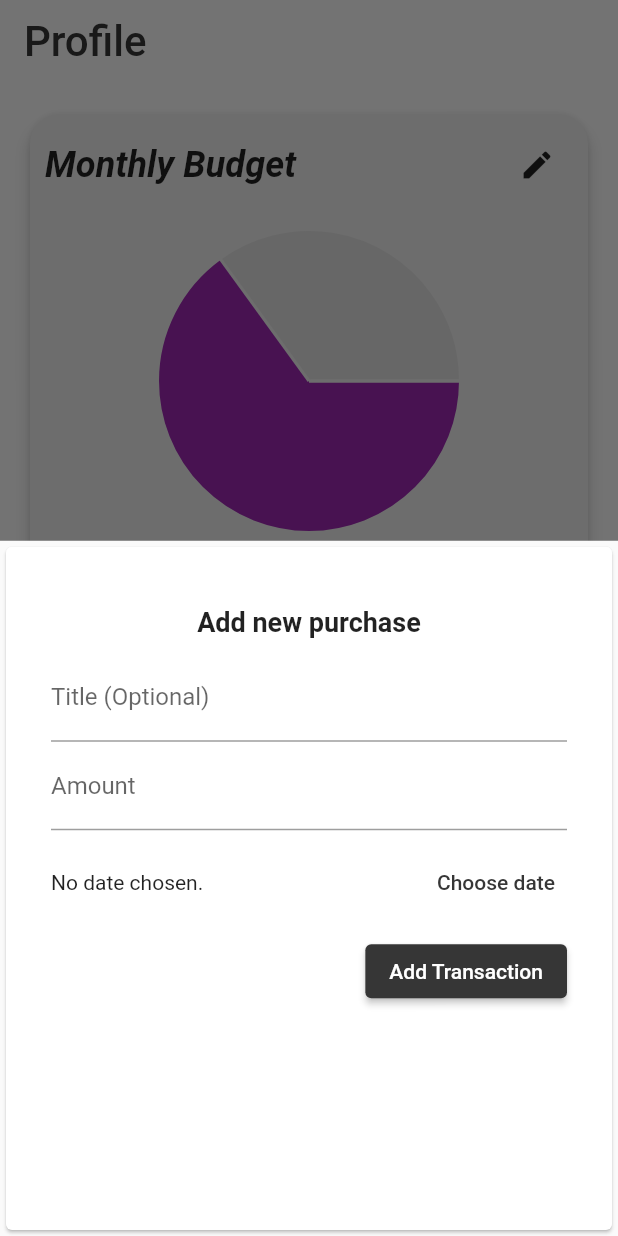
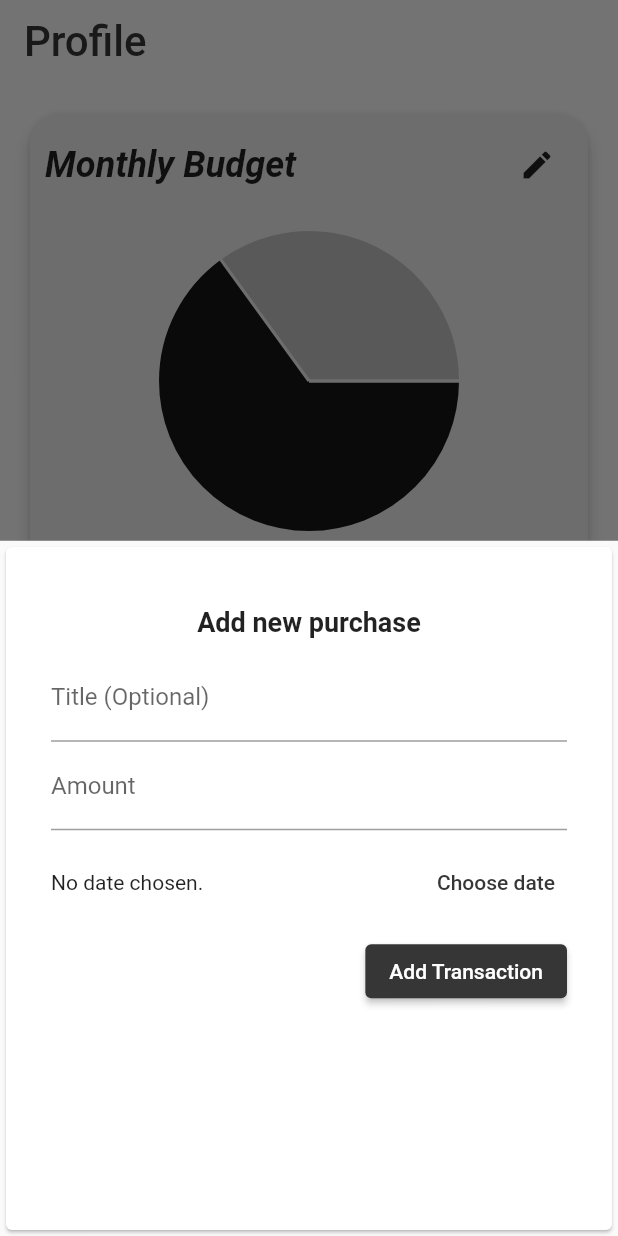
Before and after one commit to adityasundar15/myBasket, a Flutter app: the screen it shows after launch, item 3 of the bottom bar chosen, after a tap on the "add" icon, on a phone screen of 412 x 824 dp. Run offline on Flutter 3.47's test engine with Material 2 defaults, Android fonts, the phone set to English and light mode, and no system bars; drawn by our look-alikes of fl_chart; our stand-ins replace sqflite, table_calendar; missing offline and left inert: flutter_animated_dialog; accounts and stored records are empty.

Commit message:
Bug fixes

```diff
--- a/lib/chart_data.dart
+++ b/lib/chart_data.dart
@@ -1,7 +1,8 @@
 import 'package:fl_chart/fl_chart.dart';
-import 'package:flutter/foundation.dart';
 import 'package:flutter/material.dart';
 import './models/transaction.dart';
+
+import '/colorScheme.dart'; //Color scheme of project
 
 double totalBudget = 200.0;
 
@@ -51,12 +52,12 @@ List<PieChartSectionData> givePieData(double totalBudget) {
     PieChartSectionData(
         value: amountSpentThisMonth,
         title: '',
-        color: Colors.purple,
+        color: ColorOptions.colorscheme[900],
         radius: 100),
     PieChartSectionData(
         value: totalBudget - amountSpentThisMonth,
         title: '',
-        color: Colors.grey[300],
+        color: ColorOptions.colorscheme[100],
         radius: 100)
   ];
 }
@@ -69,6 +70,7 @@ List<BarChartGroupData> getBarData() {
         x: i,
         barRods: [
           BarChartRodData(
+              color: ColorOptions.colorscheme[900],
               toY: yearlyTransactions[i] ?? 0,
               width: barWidth,
               borderRadius: BorderRadius.zero)
@@ -80,51 +82,3 @@ List<BarChartGroupData> getBarData() {
 }
 
 List<BarChartGroupData> barData = getBarData();
-
-// final List<BarChartGroupData> barData = [
-//   BarChartGroupData(
-//     x: 0,
-//     barRods: [
-//       BarChartRodData(
-//           toY: yearlyTransactions[1],
-//           width: barWidth,
-//           borderRadius: BorderRadius.zero)
-//     ],
-//   ),
-//   BarChartGroupData(x: 1, barRods: [
-//     BarChartRodData(toY: 10, width: barWidth, borderRadius: BorderRadius.zero)
-//   ]),
-//   BarChartGroupData(x: 2, barRods: [
-//     BarChartRodData(toY: 10, width: barWidth, borderRadius: BorderRadius.zero)
-//   ]),
-//   BarChartGroupData(x: 3, barRods: [
-//     BarChartRodData(toY: 10, width: barWidth, borderRadius: BorderRadius.zero)
-//   ]),
-//   BarChartGroupData(x: 4, barRods: [
-//     BarChartRodData(toY: 10, width: barWidth, borderRadius: BorderRadius.zero)
-//   ]),
-//   BarChartGroupData(x: 5, barRods: [
-//     BarChartRodData(toY: 10, width: barWidth, borderRadius: BorderRadius.zero)
-//   ]),
-//   BarChartGroupData(x: 6, barRods: [
-//     BarChartRodData(toY: 10, width: barWidth, borderRadius: BorderRadius.zero)
-//   ]),
-//   BarChartGroupData(x: 7, barRods: [
-//     BarChartRodData(toY: 10, width: barWidth, borderRadius: BorderRadius.zero)
-//   ]),
-//   BarChartGroupData(x: 8, barRods: [
-//     BarChartRodData(toY: 10, width: barWidth, borderRadius: BorderRadius.zero)
-//   ]),
-//   BarChartGroupData(x: 9, barRods: [
-//     BarChartRodData(toY: 10, width: barWidth, borderRadius: BorderRadius.zero)
-//   ]),
-//   BarChartGroupData(x: 10, barRods: [
-//     BarChartRodData(toY: 10, width: barWidth, borderRadius: BorderRadius.zero)
-//   ]),
-//   BarChartGroupData(x: 11, barRods: [
-//     BarChartRodData(toY: 10, width: barWidth, borderRadius: BorderRadius.zero)
-//   ]),
-//   BarChartGroupData(x: 12, barRods: [
-//     BarChartRodData(toY: 10, width: barWidth, borderRadius: BorderRadius.zero)
-//   ]),
-// ];
--- a/lib/screens/stock_screen.dart
+++ b/lib/screens/stock_screen.dart
@@ -8,7 +8,6 @@ import '../myUtils.dart';
 import '../widgets/stockPage/stock_item_list.dart';
 
 import '../widgets/stockPage/add_item.dart';
-import '../models/returnItemData.dart';
 
 class StockScreen extends StatefulWidget {
   const StockScreen({super.key});
@@ -53,7 +52,7 @@ class _StockScreenState extends State<StockScreen> {
               onTap: null,
               behavior: HitTestBehavior.opaque,
               // display what should be inside the modal sheet.
-              child: AddItemDialog());
+              child: const AddItemDialog());
         }).then((data) {
       if (!kItems.keys.contains(data.expiryDate)) {
         kItems[data.expiryDate] = [];
--- a/lib/shoppingList/shoppingItemtoItem.dart
+++ b/lib/shoppingList/shoppingItemtoItem.dart
@@ -3,11 +3,11 @@ import 'shopping_item.dart';
 import '../myUtils.dart';
 
 void convertShoppingItemToItem(ShoppingItem shoppingItem) {
-  final expiryDate = DateTime.parse(shoppingItem.fridgeExpiryDate!);
-  final purchaseDate = shoppingItem.timeBought != null
+  var expiryDate = DateTime.parse(shoppingItem.fridgeExpiryDate!);
+  var purchaseDate = shoppingItem.timeBought != null
       ? DateTime.parse(shoppingItem.timeBought!)
       : DateTime.now();
-  final convertedItem = Item(
+  var convertedItem = Item(
       title: shoppingItem.name,
       purchaseDate: purchaseDate,
       expiryDate: expiryDate);
```
Also changed, not shown: lib/shoppingList/db_helper.dart (+17 -2 lines), lib/shoppingList/shoppinglist_page.dart (+14 -8 lines).
